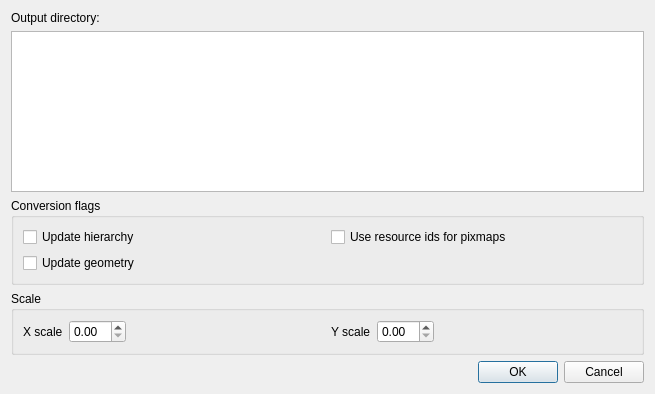
Qt form src/gui/rctouidialog.ui (KDAB/knut) before a commit.
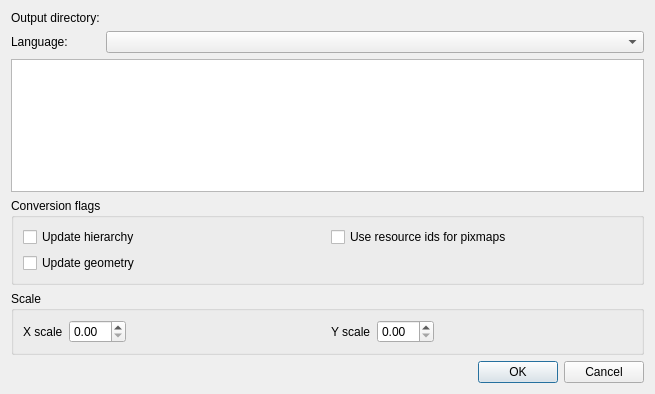
The same form after that commit. Custom widgets are drawn as their Qt base class.

Commit message: Add languages to the Rc dialog

What changed in the file:
```diff
--- a/src/gui/rctouidialog.ui
+++ b/src/gui/rctouidialog.ui
@@ -14,20 +14,17 @@
    <string>Rc to Ui Dialog</string>
   </property>
   <layout class="QGridLayout" name="gridLayout_2">
-   <item row="0" column="0">
+   <item row="2" column="1" colspan="4">
+    <widget class="QListWidget" name="idList"/>
+   </item>
+   <item row="0" column="1">
     <widget class="QLabel" name="label_2">
      <property name="text">
       <string>Output directory:</string>
      </property>
     </widget>
    </item>
-   <item row="0" column="1">
-    <widget class="Gui::FileSelector" name="dirSelector" native="true"/>
-   </item>
-   <item row="1" column="0" colspan="2">
-    <widget class="QListWidget" name="idList"/>
-   </item>
-   <item row="2" column="0" colspan="2">
+   <item row="3" column="1" colspan="4">
     <widget class="QGroupBox" name="groupBox">
      <property name="title">
       <string>Conversion flags</string>
@@ -57,7 +54,17 @@
      </layout>
     </widget>
    </item>
-   <item row="3" column="0" colspan="2">
+   <item row="5" column="4">
+    <widget class="QDialogButtonBox" name="buttonBox">
+     <property name="orientation">
+      <enum>Qt::Horizontal</enum>
+     </property>
+     <property name="standardButtons">
+      <set>QDialogButtonBox::Cancel|QDialogButtonBox::Ok</set>
+     </property>
+    </widget>
+   </item>
+   <item row="4" column="1" colspan="4">
     <widget class="QGroupBox" name="groupBox_2">
      <property name="title">
       <string>Scale</string>
@@ -112,16 +119,19 @@
      </layout>
     </widget>
    </item>
-   <item row="4" column="1">
-    <widget class="QDialogButtonBox" name="buttonBox">
-     <property name="orientation">
-      <enum>Qt::Horizontal</enum>
-     </property>
-     <property name="standardButtons">
-      <set>QDialogButtonBox::Cancel|QDialogButtonBox::Ok</set>
+   <item row="1" column="1">
+    <widget class="QLabel" name="label_4">
+     <property name="text">
+      <string>Language:</string>
      </property>
     </widget>
    </item>
+   <item row="0" column="2" colspan="3">
+    <widget class="Gui::FileSelector" name="dirSelector" native="true"/>
+   </item>
+   <item row="1" column="2" colspan="3">
+    <widget class="QComboBox" name="language"/>
+   </item>
   </layout>
  </widget>
  <customwidgets>
```
Left out of the diff: 14 changed lines with no effect on the pictures. The commit also changes 5 other files.
